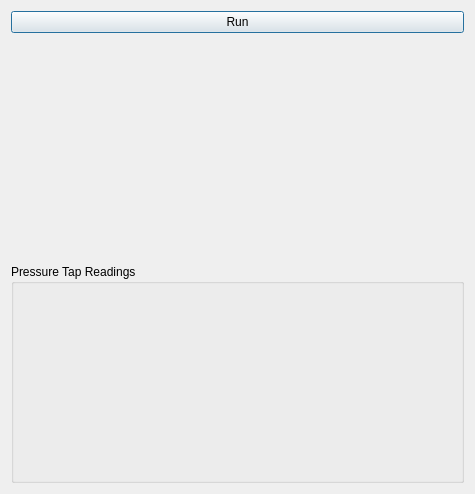
Old version of the form WindTunnelGUI/airfoildialog.ui in the repository jmjohnson1/windTunnelV2.
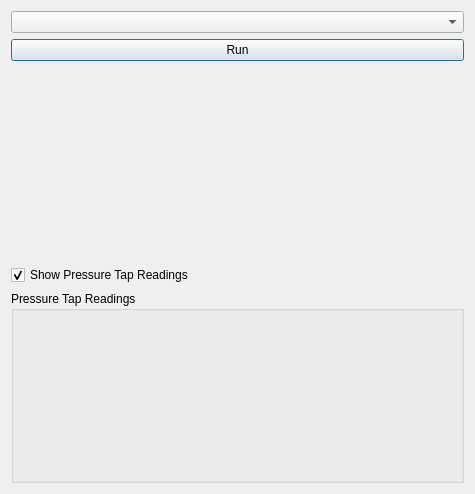
New version of the form. Custom widgets are drawn as their Qt base class.

```diff
--- a/WindTunnelGUI/airfoildialog.ui
+++ b/WindTunnelGUI/airfoildialog.ui
@@ -15,22 +15,38 @@
   </property>
   <layout class="QGridLayout" name="gridLayout">
    <item row="1" column="0">
-    <widget class="QCustomPlot" name="AirfoilDataPlot" native="true"/>
+    <widget class="QPushButton" name="pTap_runButton">
+     <property name="text">
+      <string>Run</string>
+     </property>
+    </widget>
    </item>
    <item row="2" column="0">
+    <widget class="QCustomPlot" name="AirfoilDataPlot" native="true"/>
+   </item>
+   <item row="3" column="0">
+    <widget class="QCheckBox" name="pTapReadingsCheckbox">
+     <property name="text">
+      <string>Show Pressure Tap Readings</string>
+     </property>
+     <property name="checked">
+      <bool>true</bool>
+     </property>
+    </widget>
+   </item>
+   <item row="4" column="0">
     <widget class="QGroupBox" name="pTapLCD_group">
      <property name="title">
       <string>Pressure Tap Readings</string>
      </property>
+     <property name="checkable">
+      <bool>false</bool>
+     </property>
      <layout class="QGridLayout" name="gridLayout_pTaps"/>
     </widget>
    </item>
    <item row="0" column="0">
-    <widget class="QPushButton" name="pTap_runButton">
-     <property name="text">
-      <string>Run</string>
-     </property>
-    </widget>
+    <widget class="QComboBox" name="UUT_type_selection"/>
    </item>
   </layout>
  </widget>
```
